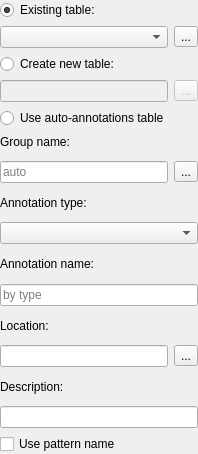
This is src/corelibs/U2Gui/src/util/CreateAnnotationOptionsPanelWidget.ui in violethaze74/ugene as Qt 5 draws it before an edit. The edited form follows.
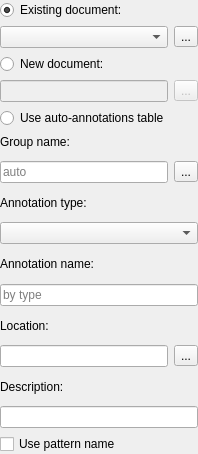
This is the edited form. Icons and pictures are not drawn.

Diff of the .ui file:
```diff
--- a/src/corelibs/U2Gui/src/util/CreateAnnotationOptionsPanelWidget.ui
+++ b/src/corelibs/U2Gui/src/util/CreateAnnotationOptionsPanelWidget.ui
@@ -59,7 +59,7 @@
       <item>
        <widget class="QRadioButton" name="rbExistingTable">
         <property name="text">
-         <string>Existing table:</string>
+         <string>Existing document:</string>
         </property>
         <property name="checked">
          <bool>true</bool>
@@ -91,7 +91,7 @@
       <item>
        <widget class="QRadioButton" name="rbCreateNewTable">
         <property name="text">
-         <string>Create new table:</string>
+         <string>New document:</string>
         </property>
        </widget>
       </item>
```
